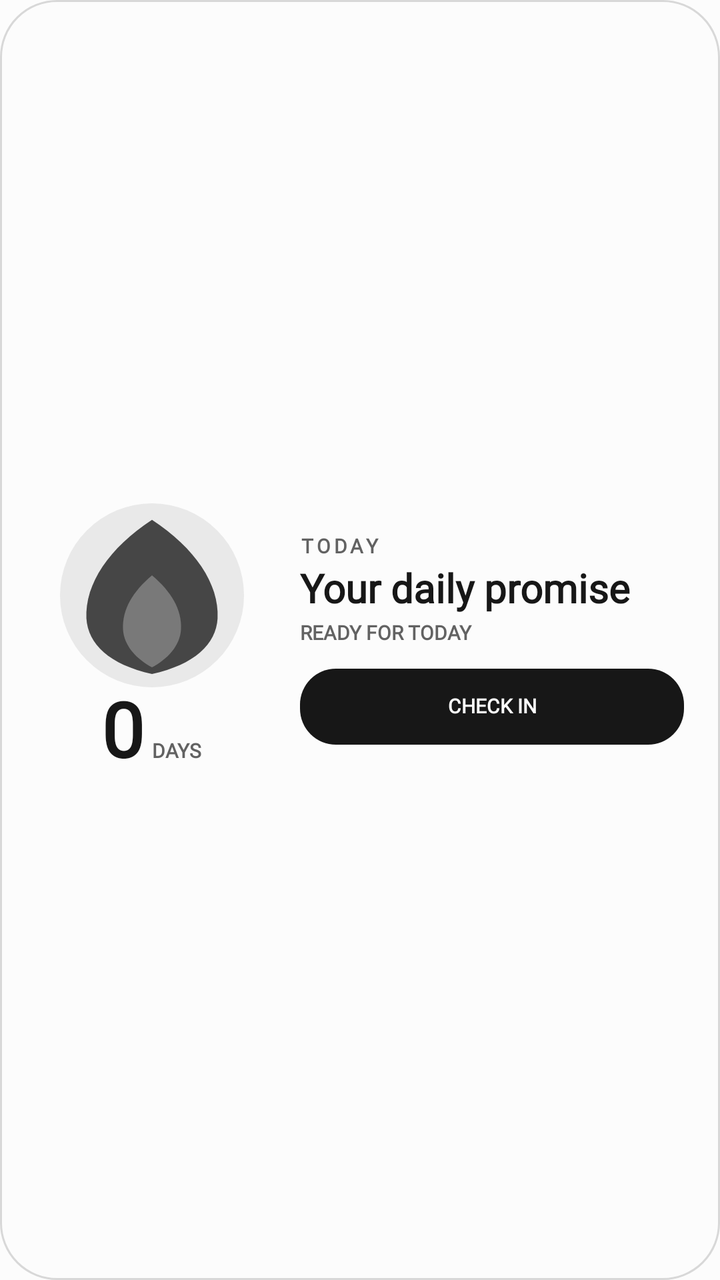
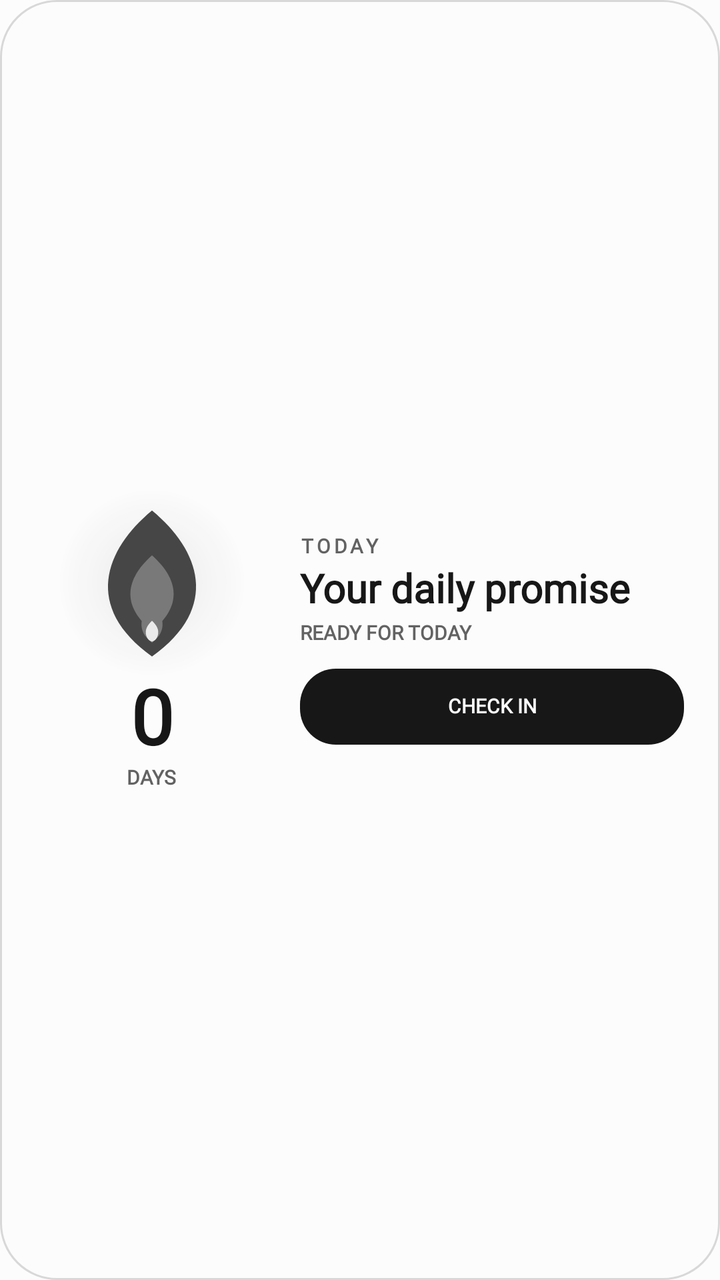

An Android layout rendered at two revisions. The XML below is the earlier revision; the diff shows what the commit changed to produce the second picture.
<!-- AndroidManifest.xml: application theme Theme.StreakWidget -->
<!-- res/layout/widget_layout_hero.xml -->
<?xml version="1.0" encoding="utf-8"?>
<FrameLayout xmlns:android="http://schemas.android.com/apk/res/android"
    android:id="@+id/widget_background"
    android:layout_width="match_parent"
    android:layout_height="match_parent"
    android:background="@drawable/widget_bg_shape"
    android:padding="18dp">

    <LinearLayout android:layout_width="match_parent" android:layout_height="match_parent" android:gravity="center_vertical" android:orientation="horizontal">
        <LinearLayout android:layout_width="116dp" android:layout_height="match_parent" android:gravity="center" android:orientation="vertical">
            <FrameLayout android:layout_width="94dp" android:layout_height="92dp">
                <ImageView android:id="@+id/widget_flame_glow" android:layout_width="92dp" android:layout_height="92dp" android:layout_gravity="center" android:contentDescription="@null" android:src="@drawable/widget_flame_glow" />
                <ImageView android:id="@+id/widget_flame_outer" android:layout_width="82dp" android:layout_height="82dp" android:layout_gravity="center" android:contentDescription="@null" android:src="@drawable/ic_widget_flame_outer" />
                <ImageView android:id="@+id/widget_flame_inner" android:layout_width="50dp" android:layout_height="50dp" android:layout_gravity="center_horizontal|bottom" android:layout_marginBottom="8dp" android:contentDescription="@null" android:src="@drawable/ic_widget_flame_inner" />
            </FrameLayout>
            <LinearLayout android:layout_width="wrap_content" android:layout_height="wrap_content" android:gravity="bottom" android:orientation="horizontal">
                <TextView android:id="@+id/widget_streak_count" style="@style/WidgetText" android:layout_width="wrap_content" android:layout_height="wrap_content" android:includeFontPadding="false" android:text="@string/widget_preview_count" android:textColor="@color/widget_text_primary" android:textSize="38sp" android:textStyle="bold" />
                <TextView android:id="@+id/widget_streak_label" style="@style/WidgetText" android:layout_width="wrap_content" android:layout_height="wrap_content" android:layout_marginStart="4dp" android:includeFontPadding="false" android:text="@string/widget_preview_days" android:textColor="@color/widget_text_muted" android:textSize="10sp" android:textStyle="bold" />
            </LinearLayout>
        </LinearLayout>
        <LinearLayout android:layout_width="0dp" android:layout_height="match_parent" android:layout_marginStart="16dp" android:layout_weight="1" android:gravity="center_vertical" android:orientation="vertical">
            <TextView android:id="@+id/widget_eyebrow" style="@style/WidgetText" android:layout_width="match_parent" android:layout_height="wrap_content" android:includeFontPadding="false" android:letterSpacing="0.16" android:text="@string/widget_preview_today" android:textColor="@color/widget_text_muted" android:textSize="10sp" android:textStyle="bold" />
            <TextView android:id="@+id/widget_habit_name" style="@style/WidgetText" android:layout_width="match_parent" android:layout_height="wrap_content" android:layout_marginTop="4dp" android:ellipsize="end" android:includeFontPadding="false" android:maxLines="2" android:text="@string/widget_preview_goal" android:textColor="@color/widget_text_primary" android:textSize="20sp" android:textStyle="bold" />
            <TextView android:id="@+id/widget_status" style="@style/WidgetText" android:layout_width="match_parent" android:layout_height="wrap_content" android:layout_marginTop="4dp" android:ellipsize="end" android:includeFontPadding="false" android:maxLines="1" android:text="@string/widget_preview_status" android:textColor="@color/widget_text_muted" android:textSize="10sp" android:textStyle="bold" />
            <TextView android:id="@+id/widget_task_progress" style="@style/WidgetText" android:layout_width="match_parent" android:layout_height="wrap_content" android:layout_marginTop="3dp" android:ellipsize="end" android:includeFontPadding="false" android:maxLines="1" android:textColor="@color/widget_text_muted" android:textSize="11sp" android:textStyle="bold" android:visibility="gone" />
            <TextView android:id="@+id/widget_check_in" style="@style/WidgetText" android:layout_width="match_parent" android:layout_height="38dp" android:layout_marginTop="12dp" android:background="@drawable/widget_action_shape" android:gravity="center" android:includeFontPadding="false" android:text="@string/widget_preview_check_in" android:textColor="@color/widget_action_text" android:textSize="10sp" android:textStyle="bold" />
        </LinearLayout>
    </LinearLayout>
</FrameLayout>
<!-- resources referenced by this layout -->
<resources>
  <color name="widget_action_text">#FCFCFC</color>
  <color name="widget_text_muted">#626262</color>
  <color name="widget_text_primary">#171717</color>
  <!-- drawable ic_widget_flame_inner (drawable) -->
  <?xml version="1.0" encoding="utf-8"?>
  <vector xmlns:android="http://schemas.android.com/apk/res/android"
      android:width="100dp"
      android:height="100dp"
      android:viewportWidth="100"
      android:viewportHeight="100">
      <path
          android:fillColor="@color/widget_flame_idle_inner"
          android:pathData="M50,4 C69,20 80,38 79,58 C78,75 65,88 50,96 C35,88 22,75 21,58 C20,38 31,20 50,4 Z" />
  </vector>
  <!-- drawable ic_widget_flame_outer (drawable) -->
  <?xml version="1.0" encoding="utf-8"?>
  <vector xmlns:android="http://schemas.android.com/apk/res/android"
      android:width="100dp"
      android:height="100dp"
      android:viewportWidth="100"
      android:viewportHeight="100">
      <path
          android:fillColor="@color/widget_flame_idle_outer"
          android:pathData="M50,4 C76,21 91,43 90,64 C89,80 76,92 50,98 C24,92 11,80 10,64 C9,43 24,21 50,4 Z" />
  </vector>
  <!-- drawable widget_action_shape (drawable) -->
  <?xml version="1.0" encoding="utf-8"?>
  <shape xmlns:android="http://schemas.android.com/apk/res/android" android:shape="rectangle">
      <solid android:color="@color/widget_action_surface" />
      <corners android:radius="18dp" />
  </shape>
  <!-- drawable widget_bg_shape (drawable) -->
  <?xml version="1.0" encoding="utf-8"?>
  <shape xmlns:android="http://schemas.android.com/apk/res/android" android:shape="rectangle">
      <solid android:color="@color/widget_surface" />
      <corners android:radius="28dp" />
      <stroke
          android:width="1dp"
          android:color="@color/widget_outline" />
  </shape>
  <!-- drawable widget_flame_glow (drawable) -->
  <?xml version="1.0" encoding="utf-8"?>
  <shape xmlns:android="http://schemas.android.com/apk/res/android" android:shape="oval">
      <solid android:color="@color/widget_flame_idle_glow" />
  </shape>
  <string name="widget_preview_check_in">CHECK IN</string>
  <string name="widget_preview_count">0</string>
  <string name="widget_preview_days">DAYS</string>
  <string name="widget_preview_goal">Your daily promise</string>
  <string name="widget_preview_status">READY FOR TODAY</string>
  <string name="widget_preview_today">TODAY</string>
  <style name="WidgetText">
          <item name="android:fontFamily">serif</item>
      </style>
  <style name="Theme.StreakWidget" parent="android:Theme.Material.Light.NoActionBar">
          <item name="android:windowBackground">#FCFCFC</item>
          <item name="android:colorAccent">#151515</item>
          <item name="android:statusBarColor">#FCFCFC</item>
          <item name="android:navigationBarColor">#FCFCFC</item>
          <item name="android:windowLightStatusBar">true</item>
          <item name="android:windowNoTitle">true</item>
      </style>
  <color name="widget_flame_idle_inner">#797979</color>
  <color name="widget_flame_idle_outer">#464646</color>
  <color name="widget_action_surface">#171717</color>
  <color name="widget_surface">#FCFCFC</color>
  <color name="widget_outline">#D8D8D8</color>
  <color name="widget_flame_idle_glow">#14171717</color>
</resources>

<!-- the commit's change to res/layout/widget_layout_hero.xml (unified diff, before → after) -->
@@ -11,11 +11,12 @@
             <FrameLayout android:layout_width="94dp" android:layout_height="92dp">
                 <ImageView android:id="@+id/widget_flame_glow" android:layout_width="92dp" android:layout_height="92dp" android:layout_gravity="center" android:contentDescription="@null" android:src="@drawable/widget_flame_glow" />
                 <ImageView android:id="@+id/widget_flame_outer" android:layout_width="82dp" android:layout_height="82dp" android:layout_gravity="center" android:contentDescription="@null" android:src="@drawable/ic_widget_flame_outer" />
+                <ImageView android:id="@+id/widget_flame_mid" android:layout_width="62dp" android:layout_height="62dp" android:layout_gravity="center" android:contentDescription="@null" android:src="@drawable/ic_widget_flame_mid" />
                 <ImageView android:id="@+id/widget_flame_inner" android:layout_width="50dp" android:layout_height="50dp" android:layout_gravity="center_horizontal|bottom" android:layout_marginBottom="8dp" android:contentDescription="@null" android:src="@drawable/ic_widget_flame_inner" />
             </FrameLayout>
-            <LinearLayout android:layout_width="wrap_content" android:layout_height="wrap_content" android:gravity="bottom" android:orientation="horizontal">
-                <TextView android:id="@+id/widget_streak_count" style="@style/WidgetText" android:layout_width="wrap_content" android:layout_height="wrap_content" android:includeFontPadding="false" android:text="@string/widget_preview_count" android:textColor="@color/widget_text_primary" android:textSize="38sp" android:textStyle="bold" />
-                <TextView android:id="@+id/widget_streak_label" style="@style/WidgetText" android:layout_width="wrap_content" android:layout_height="wrap_content" android:layout_marginStart="4dp" android:includeFontPadding="false" android:text="@string/widget_preview_days" android:textColor="@color/widget_text_muted" android:textSize="10sp" android:textStyle="bold" />
+            <LinearLayout android:layout_width="116dp" android:layout_height="wrap_content" android:gravity="center" android:orientation="vertical">
+                <TextView android:id="@+id/widget_streak_count" style="@style/WidgetText" android:layout_width="64dp" android:layout_height="wrap_content" android:gravity="center" android:includeFontPadding="false" android:autoSizeTextType="uniform" android:autoSizeMinTextSize="18sp" android:autoSizeMaxTextSize="38sp" android:autoSizeStepGranularity="1sp" android:text="@string/widget_preview_count" android:textColor="@color/widget_text_primary" android:textSize="38sp" android:textStyle="bold" />
+                <TextView android:id="@+id/widget_streak_label" style="@style/WidgetText" android:layout_width="wrap_content" android:layout_height="wrap_content" android:layout_marginTop="1dp" android:includeFontPadding="false" android:text="@string/widget_preview_days" android:textColor="@color/widget_text_muted" android:textSize="10sp" android:textStyle="bold" />
             </LinearLayout>
         </LinearLayout>
         <LinearLayout android:layout_width="0dp" android:layout_height="match_parent" android:layout_marginStart="16dp" android:layout_weight="1" android:gravity="center_vertical" android:orientation="vertical">
<!-- resource entries referenced after the edit -->
@@ -10,9 +10,26 @@
       android:height="100dp"
       android:viewportWidth="100"
       android:viewportHeight="100">
+      
       <path
           android:fillColor="@color/widget_flame_idle_inner"
-          android:pathData="M50,4 C69,20 80,38 79,58 C78,75 65,88 50,96 C35,88 22,75 21,58 C20,38 31,20 50,4 Z" />
+          android:pathData="M50,44 C62,57 66,72 50,84 C34,72 38,57 50,44 Z" />
+      <path
+          android:fillColor="#FFFFFF"
+          android:pathData="M50,62 C55,67 57,71 56,76 C55,80 53,82 50,83 C47,82 45,80 44,76 C43,71 45,67 50,62 Z"
+          android:fillAlpha="0.85" />
+  </vector>
+  <!-- drawable ic_widget_flame_mid (drawable) -->
+  <?xml version="1.0" encoding="utf-8"?>
+  <vector xmlns:android="http://schemas.android.com/apk/res/android"
+      android:width="100dp"
+      android:height="100dp"
+      android:viewportWidth="100"
+      android:viewportHeight="100">
+      
+      <path
+          android:fillColor="@color/widget_flame_idle_inner"
+          android:pathData="M50,28 C68,44 78,66 50,89 C22,66 32,44 50,28 Z" />
   </vector>
   <!-- drawable ic_widget_flame_outer (drawable) -->
   <?xml version="1.0" encoding="utf-8"?>
@@ -21,9 +38,10 @@
       android:height="100dp"
       android:viewportWidth="100"
       android:viewportHeight="100">
+      
       <path
           android:fillColor="@color/widget_flame_idle_outer"
-          android:pathData="M50,4 C76,21 91,43 90,64 C89,80 76,92 50,98 C24,92 11,80 10,64 C9,43 24,21 50,4 Z" />
+          android:pathData="M50,6 C79,30 92,65 50,95 C8,65 21,30 50,6 Z" />
   </vector>
   <!-- drawable widget_action_shape (drawable) -->
   <?xml version="1.0" encoding="utf-8"?>
@@ -43,7 +61,13 @@
   <!-- drawable widget_flame_glow (drawable) -->
   <?xml version="1.0" encoding="utf-8"?>
   <shape xmlns:android="http://schemas.android.com/apk/res/android" android:shape="oval">
-      <solid android:color="@color/widget_flame_idle_glow" />
+      <gradient
+          android:centerX="0.5"
+          android:centerY="0.5"
+          android:endColor="@android:color/transparent"
+          android:gradientRadius="48dp"
+          android:startColor="@color/widget_flame_idle_glow"
+          android:type="radial" />
   </shape>
   <string name="widget_preview_check_in">CHECK IN</string>
   <string name="widget_preview_count">0</string>
